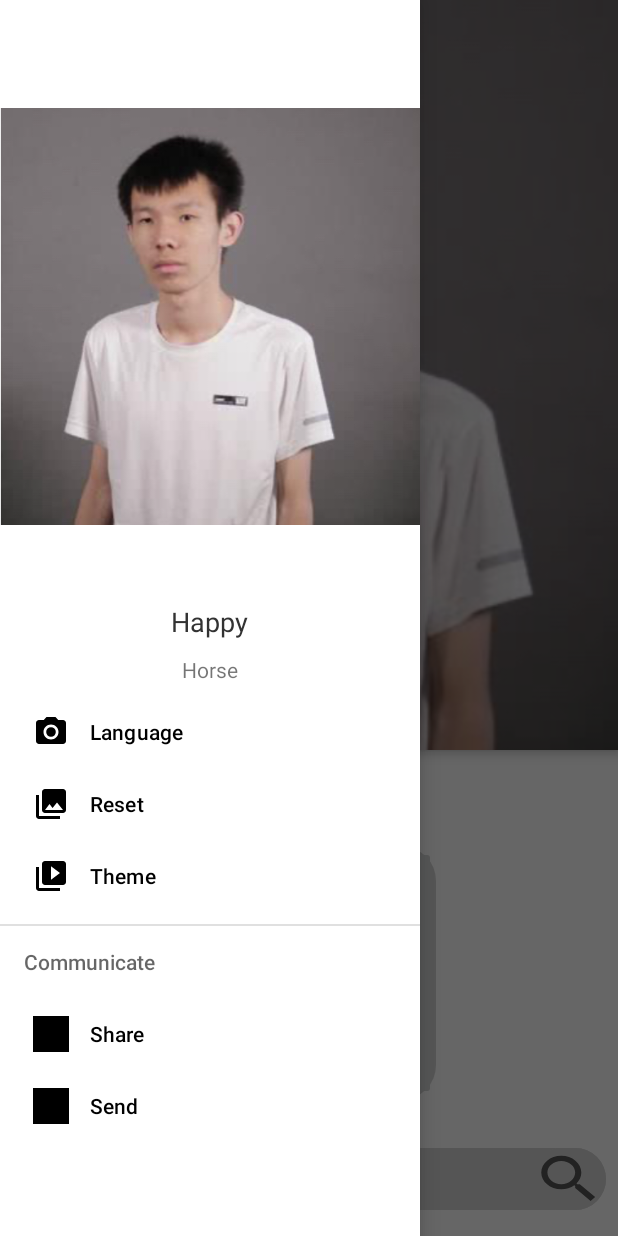
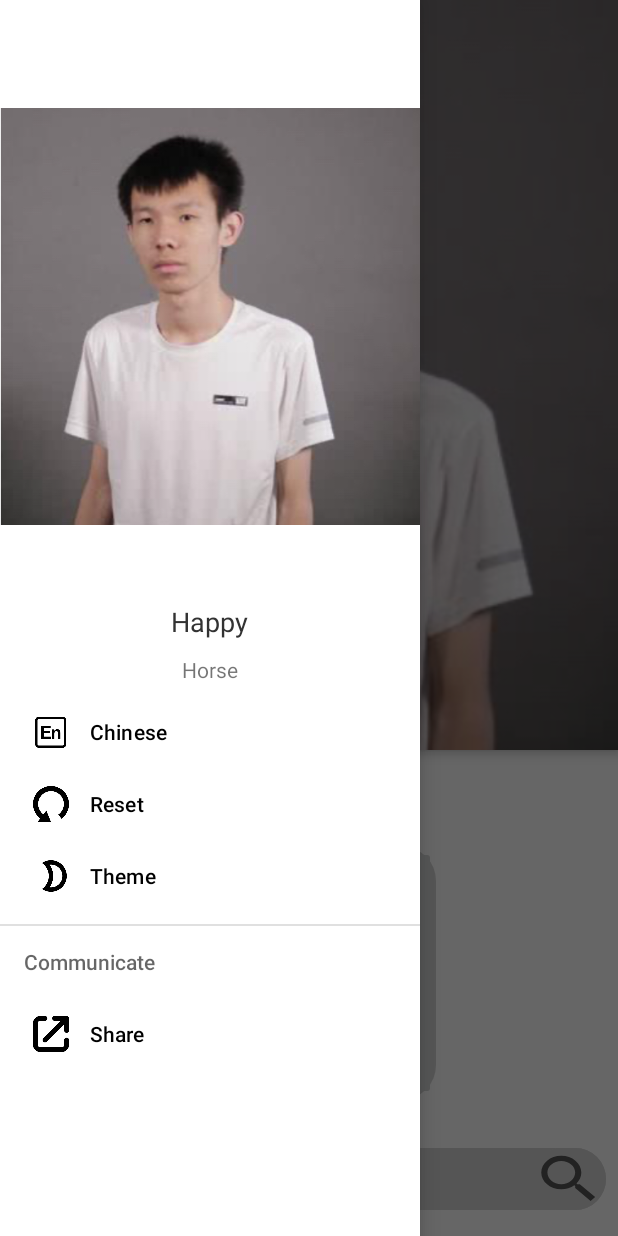
Before and after one commit to NaiveSearch/NaiveSearch, an Android app: the screen it shows after launch (HomeActivity), with the side drawer open, on a phone screen of 412 x 824 dp. Run offline under Robolectric (Android 15) with nearby library versions, the phone set to English and light mode, and no system bars; our stand-ins replace navigation-ui.

Commit message:
ui beauty

```diff
--- a/app/src/main/java/org/happyhorse/naivesearch/ui/activity/HomeActivity.java
+++ b/app/src/main/java/org/happyhorse/naivesearch/ui/activity/HomeActivity.java
@@ -214,8 +214,6 @@ public class HomeActivity extends AppCompatActivity implements NavigationView.On
             ClipData clipData = ClipData.newPlainText("simple text", "https://github.com/NaiveSearch/NaiveSearch/tree/dev/app/src/main");
             System.out.println("Pasted to clipboard");
             clipboardManager.setPrimaryClip(clipData);
-        } else if (id == R.id.nav_send) {   //send function
-
         }
         DrawerLayout drawer = (DrawerLayout) findViewById(R.id.drawer_layout);
         drawer.closeDrawer(GravityCompat.START);
--- a/app/src/main/res/menu/activity_main_drawer.xml
+++ b/app/src/main/res/menu/activity_main_drawer.xml
@@ -5,24 +5,24 @@
     <group android:checkableBehavior="single">
         <item
             android:id="@+id/nav_language"
-            android:icon="@drawable/ic_menu_camera"
+            android:icon="@drawable/ch"
             android:title="@string/menu_language" />
         <item
             android:id="@+id/nav_reset"
-            android:icon="@drawable/ic_menu_gallery"
+            android:icon="@drawable/reset"
             android:title="@string/menu_reset" />
         <item
             android:id="@+id/nav_theme"
-            android:icon="@drawable/ic_menu_slideshow"
+            android:icon="@drawable/night"
             android:title="@string/menu_theme" />
     </group>
 
     <item android:title="@string/communicate">
         <menu>
-            <item android:id="@+id/nav_share" android:icon="@drawable/slide"
+            <item
+                android:id="@+id/nav_share"
+                android:icon="@drawable/share"
                 android:title="@string/share" />
-            <item android:id="@+id/nav_send" android:icon="@drawable/slide"
-                android:title="@string/send" />
         </menu>
     </item>
 
--- a/app/src/main/res/values/strings.xml
+++ b/app/src/main/res/values/strings.xml
@@ -15,7 +15,7 @@
     <string name="nav_header_desc">Navigation header</string>
     <string name="action_settings">Settings</string>
 
-    <string name="menu_language">Language</string>
+    <string name="menu_language">Chinese</string>
     <string name="menu_theme">Theme</string>
     <string name="menu_reset">Reset</string>
     <string name="title_activity_main3">MainActivity3</string>
```
Also changed, not shown: app/src/main/res/drawable-en/ch.png (added), app/src/main/res/drawable-night/night.png (added), app/src/main/res/drawable-zh/ch.png (added), app/src/main/res/drawable/ch.png (added), app/src/main/res/drawable/night.png (added), app/src/main/res/drawable/reset.png (added), app/src/main/res/drawable/share.png (added), 2 other files.
